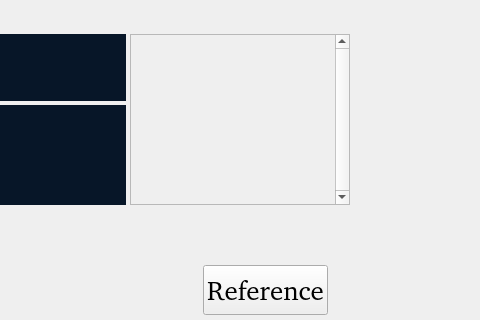
First picture: the form in Tab_Observations_mainPage_Widget.ui, repository wugl1218/phymon, before the edit; both pictures show x 224 to 704 and y 0 to 320 of the 800 by 887 pixel window.
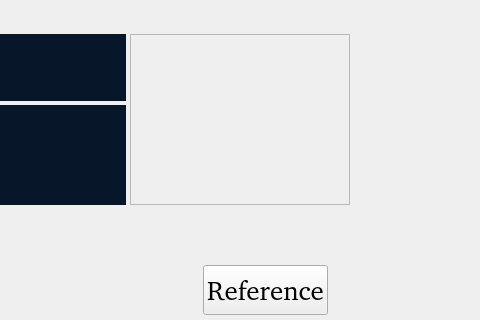
Second picture: the form after the edit. Custom widgets are drawn as their Qt base class.

The edit to the form file:
```diff
--- a/Tab_Observations_mainPage_Widget.ui
+++ b/Tab_Observations_mainPage_Widget.ui
@@ -336,7 +336,7 @@
             </size>
            </property>
            <property name="verticalScrollBarPolicy">
-            <enum>Qt::ScrollBarAlwaysOn</enum>
+            <enum>Qt::ScrollBarAsNeeded</enum>
            </property>
            <property name="horizontalScrollBarPolicy">
             <enum>Qt::ScrollBarAlwaysOff</enum>
@@ -349,10 +349,16 @@
              <rect>
               <x>0</x>
               <y>0</y>
-              <width>204</width>
+              <width>218</width>
               <height>156</height>
              </rect>
             </property>
+            <property name="minimumSize">
+             <size>
+              <width>0</width>
+              <height>0</height>
+             </size>
+            </property>
             <layout class="QGridLayout" name="gridLayout">
              <property name="leftMargin">
               <number>0</number>
```
